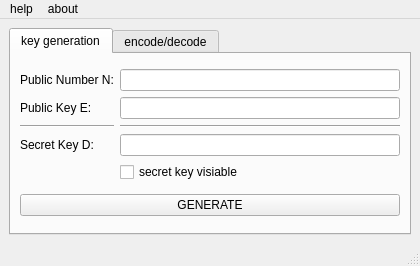
Qt form src/main/python/gui/ui_main.ui (jansona/tomo_jelo_laso) before a commit.
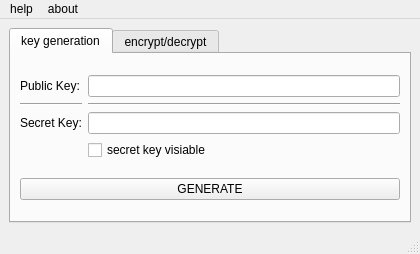
The same form after that commit.

Commit message: feat & fix: 增强人机交互，具体包括综合密钥以降低视觉复杂度、异步执行PROCESS、增加PROCESS进度显示、PROCESS结束提示、修改若干label等

What changed in the file:
```diff
--- a/src/main/python/gui/ui_main.ui
+++ b/src/main/python/gui/ui_main.ui
@@ -27,69 +27,55 @@
        <layout class="QVBoxLayout" name="verticalLayout">
         <item>
          <layout class="QGridLayout" name="gridLayout">
-          <item row="3" column="0">
-           <widget class="QLabel" name="d_label">
-            <property name="text">
-             <string>Secret Key D:</string>
-            </property>
-           </widget>
-          </item>
-          <item row="0" column="0">
-           <widget class="QLabel" name="n_label">
-            <property name="text">
-             <string>Public Number N:</string>
-            </property>
-           </widget>
-          </item>
-          <item row="1" column="1">
-           <widget class="QLineEdit" name="e_lineEdit">
+          <item row="2" column="1">
+           <widget class="QLineEdit" name="secretKey_lineEdit">
             <property name="readOnly">
              <bool>true</bool>
             </property>
            </widget>
           </item>
           <item row="3" column="1">
-           <widget class="QLineEdit" name="d_lineEdit">
-            <property name="readOnly">
-             <bool>true</bool>
-            </property>
-           </widget>
-          </item>
-          <item row="4" column="1">
            <widget class="QCheckBox" name="secretVisiable_chBox">
             <property name="text">
              <string>secret key visiable</string>
             </property>
            </widget>
           </item>
-          <item row="1" column="0">
-           <widget class="QLabel" name="e_label">
-            <property name="text">
-             <string>Public Key E:</string>
-            </property>
-           </widget>
-          </item>
           <item row="0" column="1">
-           <widget class="QLineEdit" name="n_lineEdit">
+           <widget class="QLineEdit" name="publicKey_lineEdit">
             <property name="readOnly">
              <bool>true</bool>
             </property>
            </widget>
           </item>
-          <item row="2" column="1">
-           <widget class="Line" name="line">
-            <property name="orientation">
-             <enum>Qt::Horizontal</enum>
-            </property>
-           </widget>
-          </item>
           <item row="2" column="0">
+           <widget class="QLabel" name="secretKey_label">
+            <property name="text">
+             <string>Secret Key:</string>
+            </property>
+           </widget>
+          </item>
+          <item row="1" column="1">
+           <widget class="Line" name="line">
+            <property name="orientation">
+             <enum>Qt::Horizontal</enum>
+            </property>
+           </widget>
+          </item>
+          <item row="1" column="0">
            <widget class="Line" name="line_2">
             <property name="orientation">
              <enum>Qt::Horizontal</enum>
             </property>
            </widget>
           </item>
+          <item row="0" column="0">
+           <widget class="QLabel" name="publicKey_label">
+            <property name="text">
+             <string>Public Key:</string>
+            </property>
+           </widget>
+          </item>
          </layout>
         </item>
         <item>
@@ -103,7 +89,7 @@
       </widget>
       <widget class="QWidget" name="code_tab">
        <attribute name="title">
-        <string>encode/decode</string>
+        <string>encrypt/decrypt</string>
        </attribute>
        <layout class="QVBoxLayout" name="verticalLayout_3">
         <item>
@@ -112,7 +98,7 @@
            <widget class="QLineEdit" name="filePath_lineEdit"/>
           </item>
           <item>
-           <widget class="QToolButton" name="openFile_ToolBtn">
+           <widget class="QToolButton" name="openFile_toolBtn">
             <property name="text">
              <string>...</string>
             </property>
@@ -123,30 +109,17 @@
         <item>
          <layout class="QFormLayout" name="formLayout">
           <item row="0" column="0">
-           <widget class="QLabel" name="n_process_label">
-            <property name="text">
-             <string>Public Number N:</string>
-            </property>
-           </widget>
-          </item>
-          <item row="1" column="0">
            <widget class="QLabel" name="key_label">
             <property name="text">
-             <string>Public Key E:</string>
+             <string>Public Key:</string>
             </property>
            </widget>
           </item>
           <item row="0" column="1">
-           <widget class="QLineEdit" name="n_process_lineEdit"/>
-          </item>
-          <item row="1" column="1">
            <widget class="QLineEdit" name="key_lineEdit"/>
           </item>
          </layout>
         </item>
-        <item>
-         <layout class="QHBoxLayout" name="ratioBtnGrp_horizontalLayout"/>
-        </item>
         <item>
          <widget class="QGroupBox" name="ratio_groupBox">
           <property name="title">
@@ -154,12 +127,12 @@
           </property>
           <layout class="QHBoxLayout" name="horizontalLayout">
            <item>
-            <widget class="QRadioButton" name="encode_ratioBtn">
+            <widget class="QRadioButton" name="encrypt_ratioBtn">
              <property name="enabled">
               <bool>true</bool>
              </property>
              <property name="text">
-              <string>encode</string>
+              <string>encrypt</string>
              </property>
              <property name="checked">
               <bool>true</bool>
@@ -170,9 +143,9 @@
             </widget>
            </item>
            <item>
-            <widget class="QRadioButton" name="decode_ratioBtn">
+            <widget class="QRadioButton" name="decrypt_ratioBtn">
              <property name="text">
-              <string>decode</string>
+              <string>decrypt</string>
              </property>
              <attribute name="buttonGroup">
               <string notr="true">processTypeRatio_buttonGroup</string>
```
The commit also changes 7 other files.
